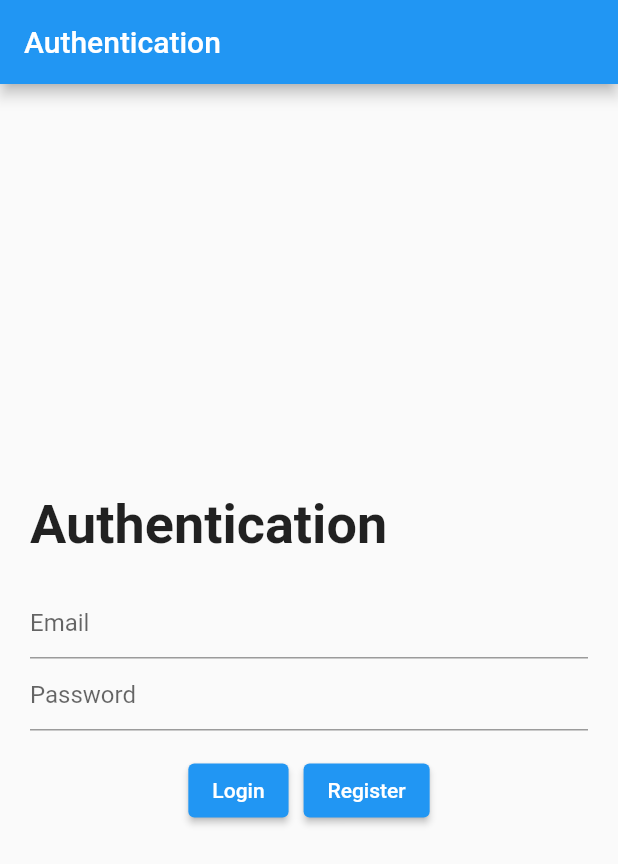
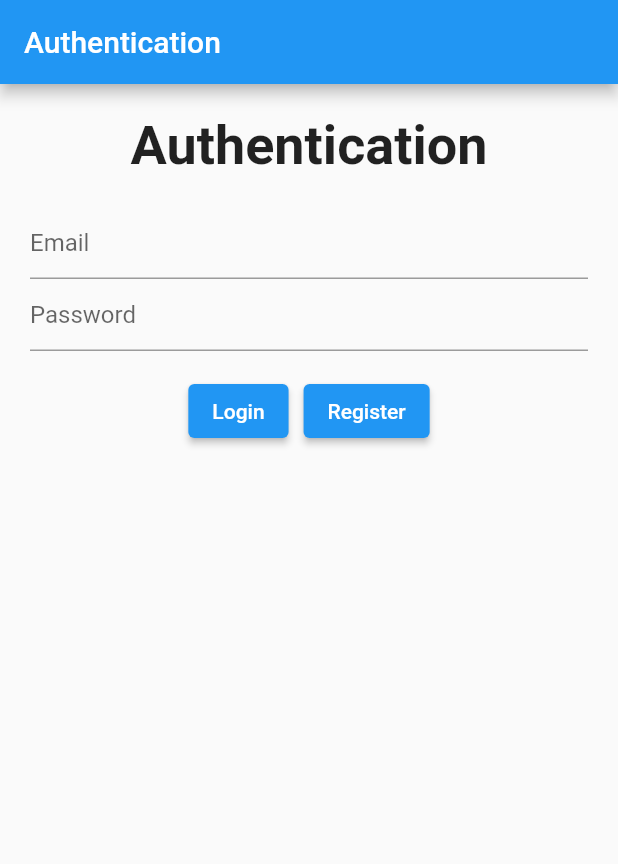
Before and after one commit to CloudedQuartz/flutterStuff, a Flutter app: the screen it shows after launch, after a tap on "Authentication", on a phone screen of 412 x 824 dp. Shown: the top 864 px of the screen. Run offline on Flutter 3.47's test engine with Material 2 defaults, Android fonts, the phone set to English and light mode, and no system bars.

Commit message:
auth: fix alignment
also remove unnecessary crossaxisalignment as there is no cross axis in column xD

Signed-off-by: CloudedQuartz <ravenklawasd@gmail.com>

```diff
--- a/lib/auth.dart
+++ b/lib/auth.dart
@@ -23,10 +23,7 @@ class Auth extends State<Authenticate> {
                   key: _formKey,
                   child: Column(
 
-
-                    mainAxisAlignment: MainAxisAlignment.center,
-                    crossAxisAlignment: CrossAxisAlignment.start,
-
+                    mainAxisAlignment: MainAxisAlignment.start,
 
                     children: <Widget>[
                       Text(
```
